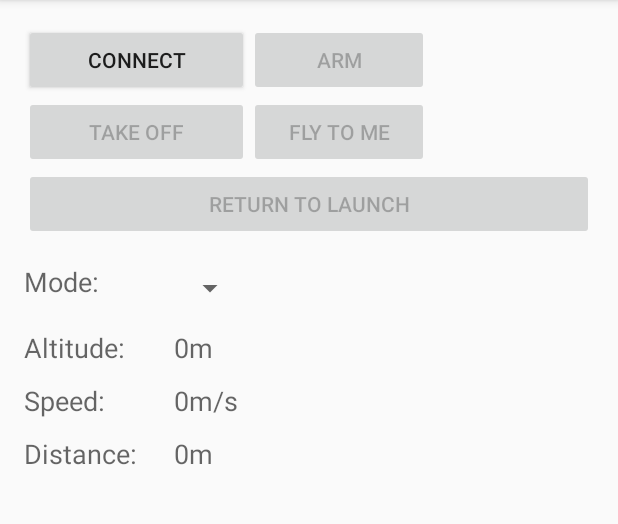
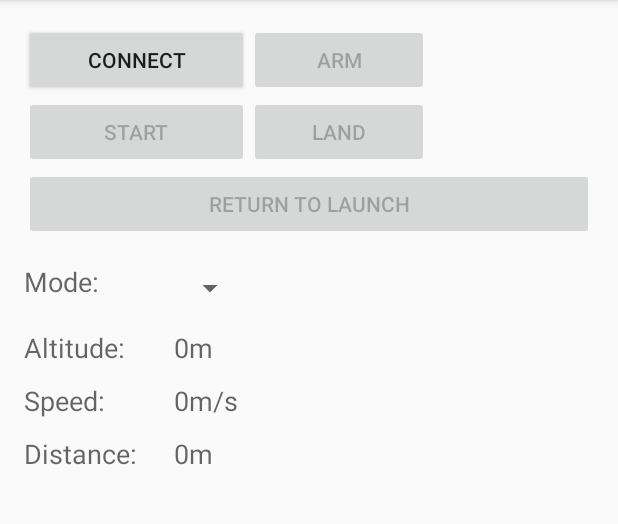
Before and after one commit to arashn/senior-project, an Android app: the DroneControlActivity screen opened directly, with no data from a screen before it, on a phone screen of 412 x 824 dp, the part 84-608 px from its top. Run offline under Robolectric (Android 15) with nearby library versions, the phone set to English and light mode, and no system bars; libraries missing offline, so code that uses them is left out: com.google.maps.android, com.google.maps.model, com.o3dr.android, com.o3dr.services; 6 statements that could not run were skipped.

Commit message:
Added functions to get directions and create mission

```diff
--- a/mobile/android/CampusGuide/app/build.gradle
+++ b/mobile/android/CampusGuide/app/build.gradle
@@ -26,4 +26,6 @@ dependencies {
     compile 'com.android.support:design:23.2.1'
     compile 'com.google.android.gms:play-services-location:8.4.0'
     compile 'com.o3dr.android:dronekit-android:2.9.0'
+    compile 'com.google.maps:google-maps-services:0.1.12'
+    compile 'com.google.maps.android:android-maps-utils:0.4.3'
 }
--- a/mobile/android/CampusGuide/app/src/main/res/layout/content_drone_control.xml
+++ b/mobile/android/CampusGuide/app/src/main/res/layout/content_drone_control.xml
@@ -32,25 +32,25 @@
         android:layout_width="150dp"
         android:layout_height="wrap_content"
         android:layout_below="@+id/btnConnect"
-        android:text="TAKE OFF"
-        android:id="@+id/btnTakeOff"
+        android:text="START"
+        android:id="@+id/btnStartMission"
         android:enabled="false"
-        android:onClick="onTakeOffButtonTap" />
+        android:onClick="onStartButtonTap" />
 
     <Button
         android:layout_width="120dp"
         android:layout_height="wrap_content"
         android:layout_below="@+id/btnArmTakeOff"
-        android:layout_toRightOf="@+id/btnTakeOff"
-        android:text="FLY TO ME"
-        android:id="@+id/btnFlyToMe"
+        android:layout_toRightOf="@+id/btnStartMission"
+        android:text="LAND"
+        android:id="@+id/btnLand"
         android:enabled="false"
-        android:onClick="onFlyToMeButtonTap" />
+        android:onClick="onLandButtonTap" />
 
     <Button
         android:layout_width="match_parent"
         android:layout_height="wrap_content"
-        android:layout_below="@+id/btnTakeOff"
+        android:layout_below="@+id/btnStartMission"
         android:text="RETURN TO LAUNCH"
         android:id="@+id/btnRTL"
         android:enabled="false"
```
Also changed, not shown: mobile/android/CampusGuide/app/src/main/java/com/mycompany/campusguide/DroneControlActivity.java (+154 -35 lines).
